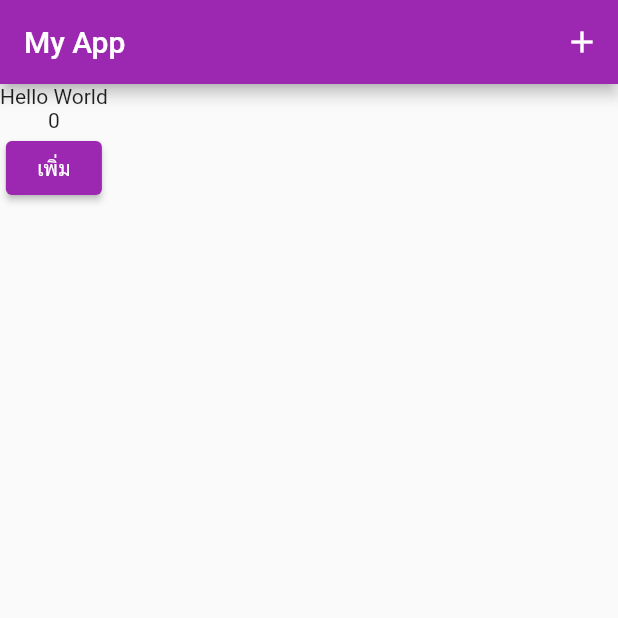
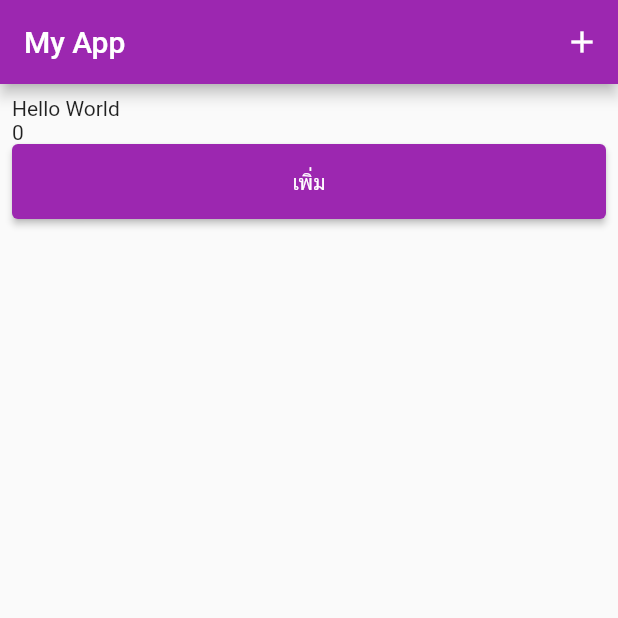
Before and after one commit to teerasej/flutter_2_counter_app, a Flutter app: the screen it shows after launch, on a phone screen of 412 x 824 dp, the top half of it. Run offline on Flutter 3.47's test engine with Material 2 defaults, Android fonts, the phone set to English and light mode, and no system bars.

Commit message:
Use widget and attribute to adjust layout

```diff
--- a/lib/counter_view.dart
+++ b/lib/counter_view.dart
@@ -12,15 +12,23 @@ class CounterView extends StatefulWidget {
 class _CounterViewState extends State<CounterView> {
   @override
   Widget build(BuildContext context) {
-    return Column(
+    return Padding(
+      padding: const EdgeInsets.all(8.0),
+      child: Column(
+        crossAxisAlignment: CrossAxisAlignment.start,
         children: [
           Text('Hello World'),
           Text('0'),
-        ElevatedButton(
+          SizedBox(
+            width: double.infinity,
+            height: 50,
+            child: ElevatedButton(
               onPressed: () {},
               child: Text('เพิ่ม'),
+            ),
           )
         ],
+      ),
     );
   }
 }
```
Lines whose indentation alone changed are shown as unchanged.
